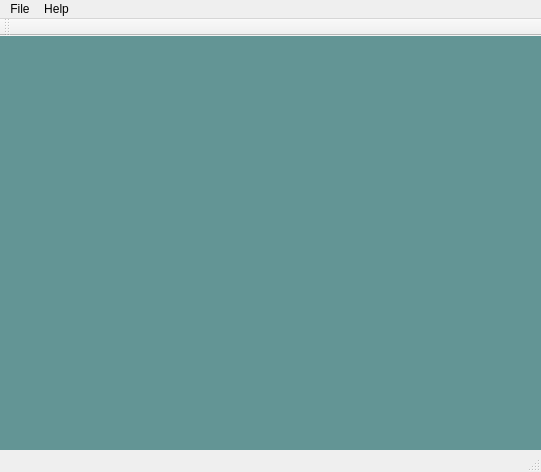
Above: L2AutoHideWidget/l2mainwindow.ui from l2m2/L2AutoHideWidget before the change. Below: the same form after it.
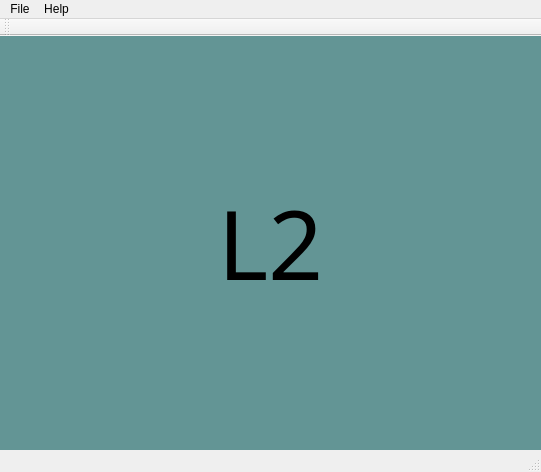
That is the form after the change.

What changed in the file:
```diff
--- a/L2AutoHideWidget/l2mainwindow.ui
+++ b/L2AutoHideWidget/l2mainwindow.ui
@@ -18,6 +18,24 @@
     <string notr="true">
 background-color: rgb(99, 149, 149);</string>
    </property>
+   <layout class="QVBoxLayout" name="verticalLayout">
+    <item>
+     <widget class="QLabel" name="label">
+      <property name="font">
+       <font>
+        <family>Agency FB</family>
+        <pointsize>72</pointsize>
+       </font>
+      </property>
+      <property name="text">
+       <string>L2</string>
+      </property>
+      <property name="alignment">
+       <set>Qt::AlignCenter</set>
+      </property>
+     </widget>
+    </item>
+   </layout>
   </widget>
   <widget class="QMenuBar" name="menuBar">
    <property name="geometry">
```
Left out of the diff: 4 changed lines with no effect on the pictures.
